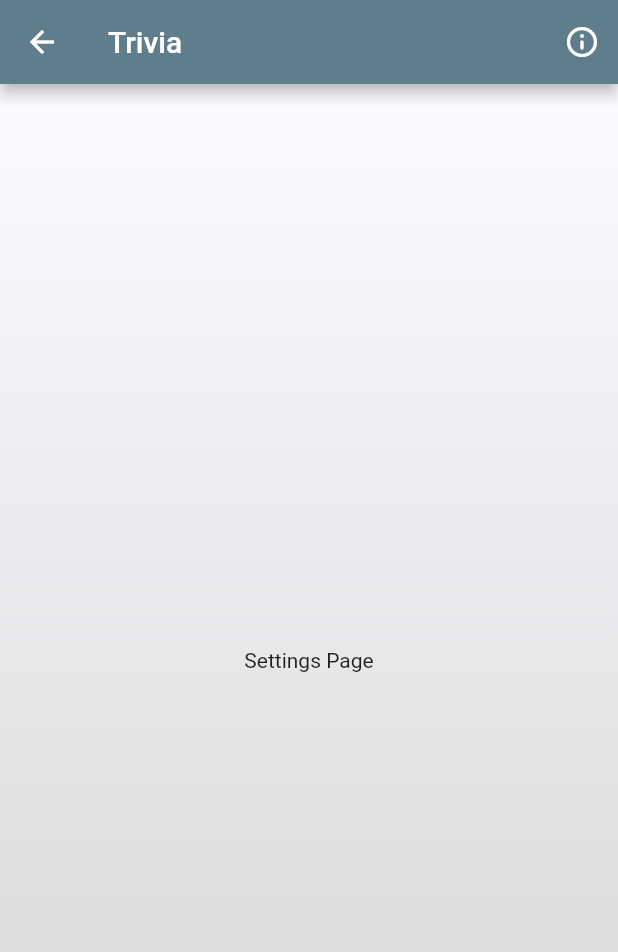
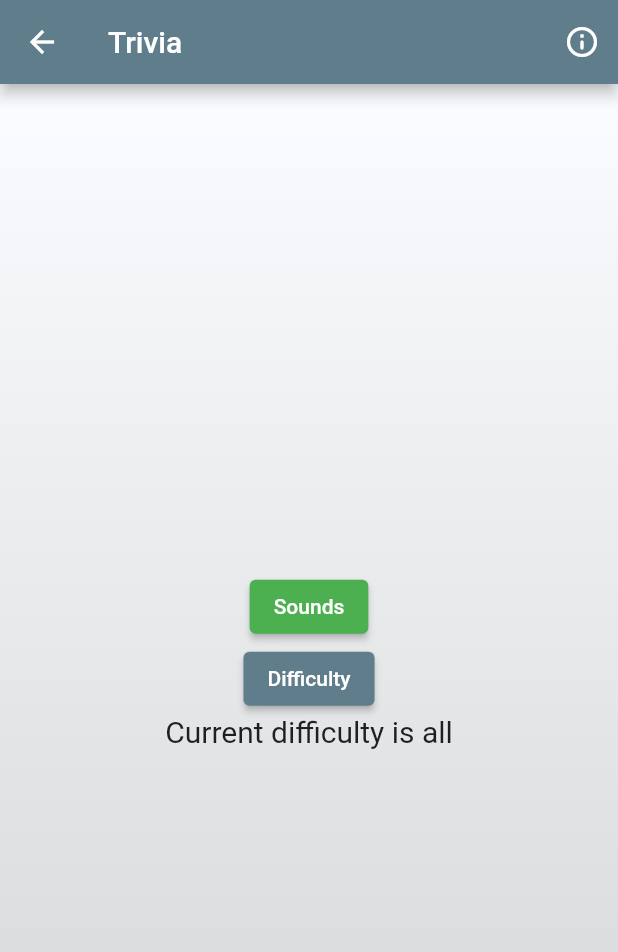
Before and after one commit to Jonny5-5/Trivia-App, a Flutter app: the screen it shows after launch, after a tap on the "info outline" icon, on a phone screen of 412 x 824 dp. Shown: the top 952 px of the screen. Run offline on Flutter 3.47's test engine with Material 2 defaults, Android fonts, the phone set to English and light mode, and no system bars.

Commit message:
Update settings_screen.dart

```diff
--- a/lib/screens/settings_screen.dart
+++ b/lib/screens/settings_screen.dart
@@ -8,12 +8,49 @@ class SettingsScreen extends StatefulWidget {
   State<SettingsScreen> createState() => SettingsScreenState();
 }
 
+enum difficulty {
+  easy, medium, hard, all
+}
+
+
 class SettingsScreenState extends State<SettingsScreen> {
+  bool soundOn = true;
+  difficulty currentDifficulty = difficulty.all;
+  void moveToNextDifficulty() {
+  int nextIndex = (currentDifficulty.index + 1) % difficulty.values.length;
+  currentDifficulty = difficulty.values[nextIndex];
+  setState(() {
+
+  });
+}
   @override
   Widget build(BuildContext context) {
     return MyScaffoldContainerBackground(
       showAppBar: true,
-      child: Text("Settings Page"),
+      child:Column(
+        mainAxisAlignment: MainAxisAlignment.center,
+        children: [
+          ElevatedButton(
+            style: ElevatedButton.styleFrom(
+              backgroundColor: soundOn ? Colors.green : Colors.red),
+            onPressed: () {
+              setState(() {
+                soundOn = !soundOn;
+              });
+            },
+            child: const Text("Sounds"),
+          ),
+          ElevatedButton(
+            onPressed: moveToNextDifficulty,
+            child: const Text("Difficulty"),
+          ),
+          Text(
+            'Current difficulty is ${currentDifficulty.toString().split('.').last}',
+            style: TextStyle(fontSize: 20)
+            )
+        ],
+      )
+
     );
   }
 }
```
